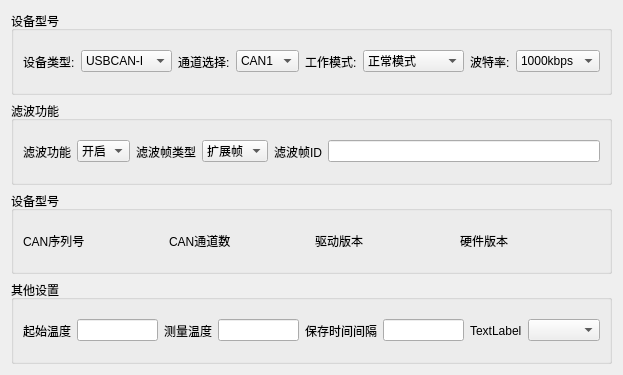
The window that DC_3/baseinfo.ui (kingsun998/Qt) describes before a commit, drawn with Qt 5.
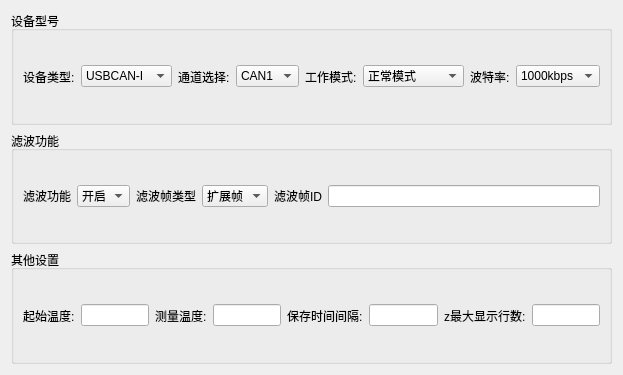
The same window after the commit.

The edit to the form file:
```diff
--- a/DC_3/baseinfo.ui
+++ b/DC_3/baseinfo.ui
@@ -203,71 +203,6 @@
      </layout>
     </widget>
    </item>
-   <item>
-    <widget class="QGroupBox" name="groupBox_5">
-     <property name="title">
-      <string>设备型号</string>
-     </property>
-     <layout class="QHBoxLayout" name="horizontalLayout_4">
-      <item>
-       <widget class="QLabel" name="label_17">
-        <property name="text">
-         <string>CAN序列号</string>
-        </property>
-       </widget>
-      </item>
-      <item>
-       <widget class="QLabel" name="label_8">
-        <property name="text">
-         <string/>
-        </property>
-       </widget>
-      </item>
-      <item>
-       <widget class="QLabel" name="label_18">
-        <property name="text">
-         <string>CAN通道数</string>
-        </property>
-       </widget>
-      </item>
-      <item>
-       <widget class="QLabel" name="label_9">
-        <property name="text">
-         <string/>
-        </property>
-       </widget>
-      </item>
-      <item>
-       <widget class="QLabel" name="label_19">
-        <property name="text">
-         <string>驱动版本</string>
-        </property>
-       </widget>
-      </item>
-      <item>
-       <widget class="QLabel" name="label_10">
-        <property name="text">
-         <string/>
-        </property>
-       </widget>
-      </item>
-      <item>
-       <widget class="QLabel" name="label_20">
-        <property name="text">
-         <string>硬件版本</string>
-        </property>
-       </widget>
-      </item>
-      <item>
-       <widget class="QLabel" name="label_11">
-        <property name="text">
-         <string/>
-        </property>
-       </widget>
-      </item>
-     </layout>
-    </widget>
-   </item>
    <item>
     <widget class="QGroupBox" name="groupBox_4">
      <property name="title">
@@ -277,7 +212,7 @@
       <item>
        <widget class="QLabel" name="label_13">
         <property name="text">
-         <string>起始温度</string>
+         <string>起始温度:</string>
         </property>
        </widget>
       </item>
@@ -287,7 +222,7 @@
       <item>
        <widget class="QLabel" name="label_14">
         <property name="text">
-         <string>测量温度</string>
+         <string>测量温度:</string>
         </property>
        </widget>
       </item>
@@ -297,7 +232,7 @@
       <item>
        <widget class="QLabel" name="label_15">
         <property name="text">
-         <string>保存时间间隔</string>
+         <string>保存时间间隔:</string>
         </property>
        </widget>
       </item>
@@ -307,12 +242,12 @@
       <item>
        <widget class="QLabel" name="label_16">
         <property name="text">
-         <string>TextLabel</string>
+         <string>z最大显示行数:</string>
         </property>
        </widget>
       </item>
       <item>
-       <widget class="QComboBox" name="comboBox_14"/>
+       <widget class="QLineEdit" name="lineEdit_5"/>
       </item>
      </layout>
     </widget>
```
